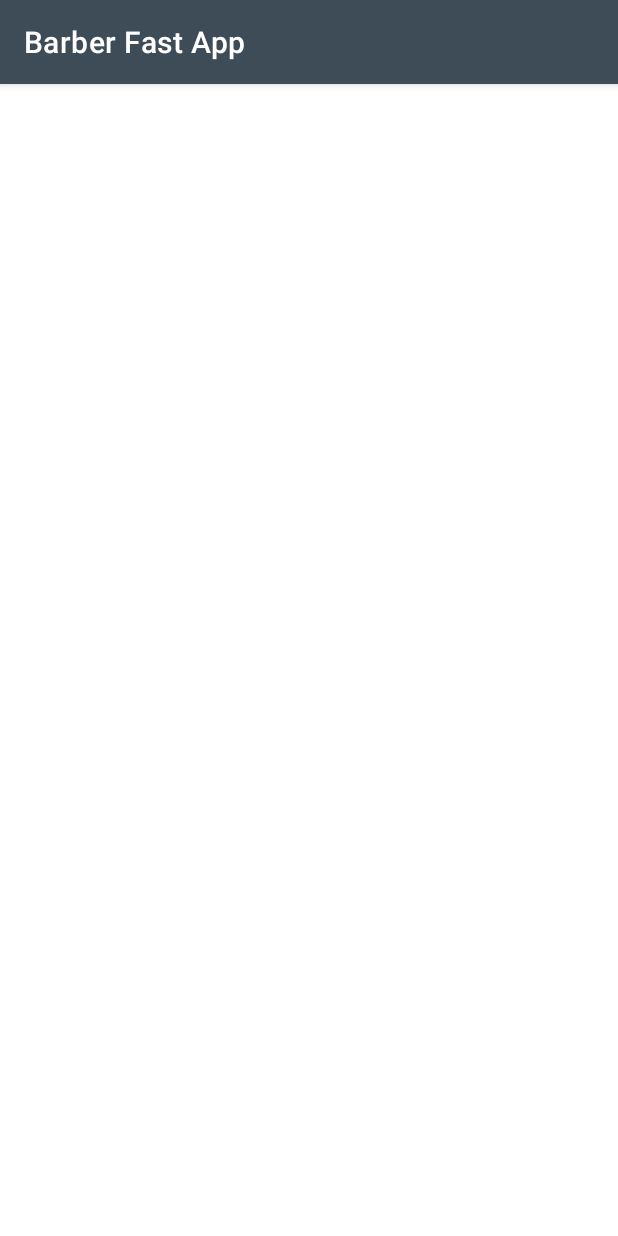
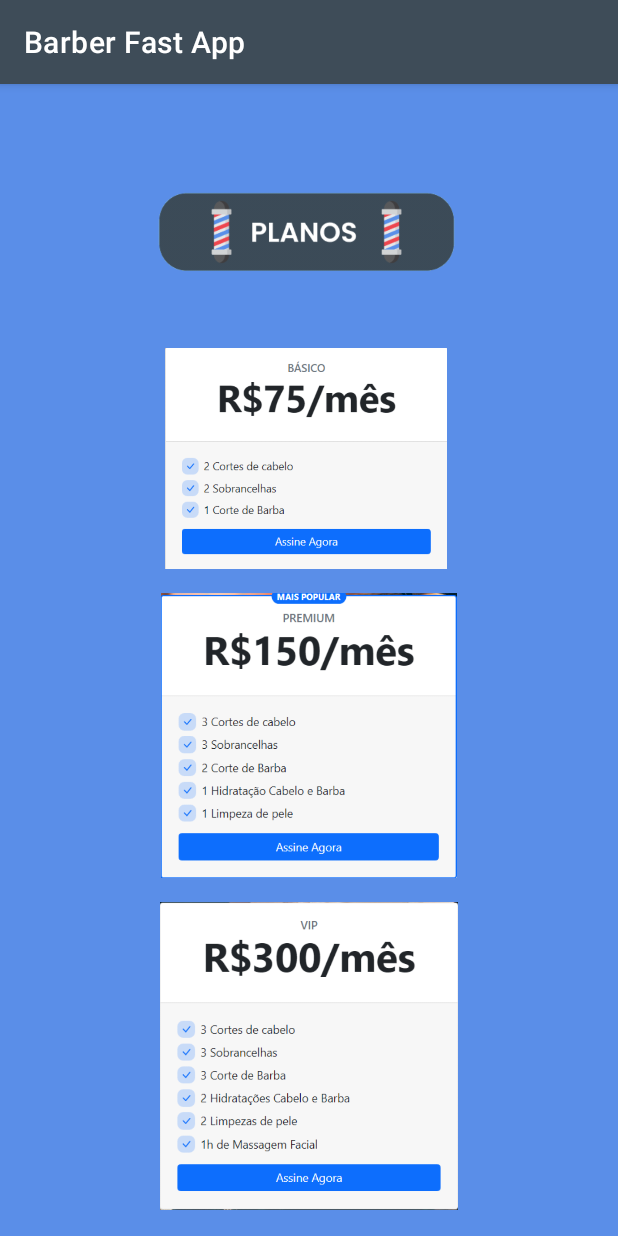
Before and after one commit to luizgustavogz/AppBarberFast, an Android app: the fragment GalleryFragment shown on its own in the app's theme, on a phone screen of 412 x 824 dp. Run offline under Robolectric (Android 15) with nearby library versions, the phone set to English and light mode, and no system bars.

Commit message:
tela de planos

```diff
--- a/app/src/main/res/layout/fragment_gallery.xml
+++ b/app/src/main/res/layout/fragment_gallery.xml
@@ -4,19 +4,66 @@
     xmlns:tools="http://schemas.android.com/tools"
     android:layout_width="match_parent"
     android:layout_height="match_parent"
+    android:background="@color/fundo_azul"
     tools:context=".ui.gallery.GalleryFragment">
 
     <TextView
         android:id="@+id/text_gallery"
-        android:layout_width="match_parent"
-        android:layout_height="wrap_content"
+        android:layout_width="379dp"
+        android:layout_height="13dp"
         android:layout_marginStart="8dp"
-        android:layout_marginTop="8dp"
         android:layout_marginEnd="8dp"
         android:textAlignment="center"
         android:textSize="20sp"
         app:layout_constraintBottom_toBottomOf="parent"
         app:layout_constraintEnd_toEndOf="parent"
         app:layout_constraintStart_toStartOf="parent"
-        app:layout_constraintTop_toTopOf="parent" />
+        app:layout_constraintTop_toTopOf="parent"
+        app:layout_constraintVertical_bias="1.0" />
+
+    <ImageView
+        android:id="@+id/imageView2"
+        android:layout_width="244dp"
+        android:layout_height="59dp"
+        android:layout_marginBottom="8dp"
+        android:src="@drawable/barber_fast_14"
+        app:layout_constraintBottom_toTopOf="@+id/imageView8"
+        app:layout_constraintEnd_toEndOf="parent"
+        app:layout_constraintHorizontal_bias="0.497"
+        app:layout_constraintStart_toStartOf="parent"
+        app:layout_constraintTop_toTopOf="parent"
+        app:layout_constraintVertical_bias="0.63" />
+
+    <ImageView
+        android:id="@+id/imageView8"
+        android:layout_width="272dp"
+        android:layout_height="147dp"
+        android:layout_marginBottom="16dp"
+        android:src="@drawable/baber_fast_10"
+        app:layout_constraintBottom_toTopOf="@+id/imageView9"
+        app:layout_constraintEnd_toEndOf="parent"
+        app:layout_constraintHorizontal_bias="0.487"
+        app:layout_constraintStart_toStartOf="parent" />
+
+    <ImageView
+        android:id="@+id/imageView9"
+        android:layout_width="0dp"
+        android:layout_height="190dp"
+        android:layout_marginBottom="16dp"
+        android:src="@drawable/barber_fast_12"
+        app:layout_constraintBottom_toTopOf="@+id/imageView10"
+        app:layout_constraintEnd_toEndOf="parent"
+        app:layout_constraintHorizontal_bias="0.311"
+        app:layout_constraintStart_toStartOf="parent" />
+
+    <ImageView
+        android:id="@+id/imageView10"
+        android:layout_width="0dp"
+        android:layout_height="205dp"
+        android:layout_marginBottom="4dp"
+        android:src="@drawable/baber_fast_11"
+        app:layout_constraintBottom_toTopOf="@+id/text_gallery"
+        app:layout_constraintEnd_toEndOf="parent"
+        app:layout_constraintHorizontal_bias="0.0"
+        app:layout_constraintStart_toStartOf="parent" />
 </androidx.constraintlayout.widget.ConstraintLayout>
```
Also changed, not shown: app/src/main/res/drawable/baber_fast_10.png (added), app/src/main/res/drawable/baber_fast_11.png (added), app/src/main/res/drawable/barber_fast_12.png (added), app/src/main/res/drawable/barber_fast_14.png (added).
